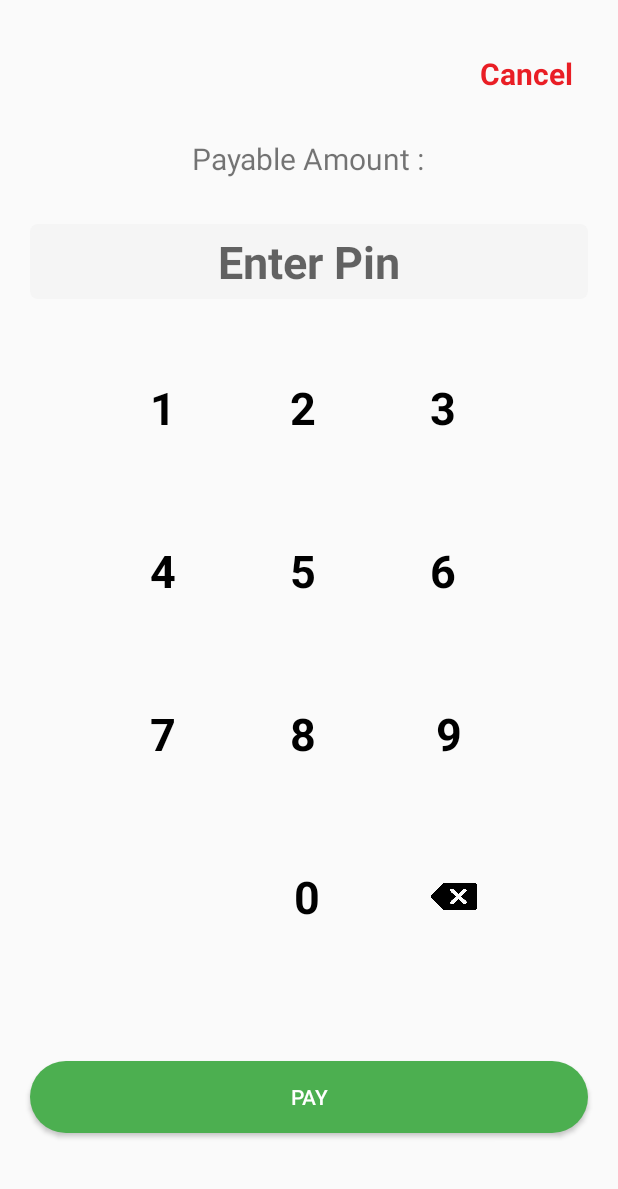
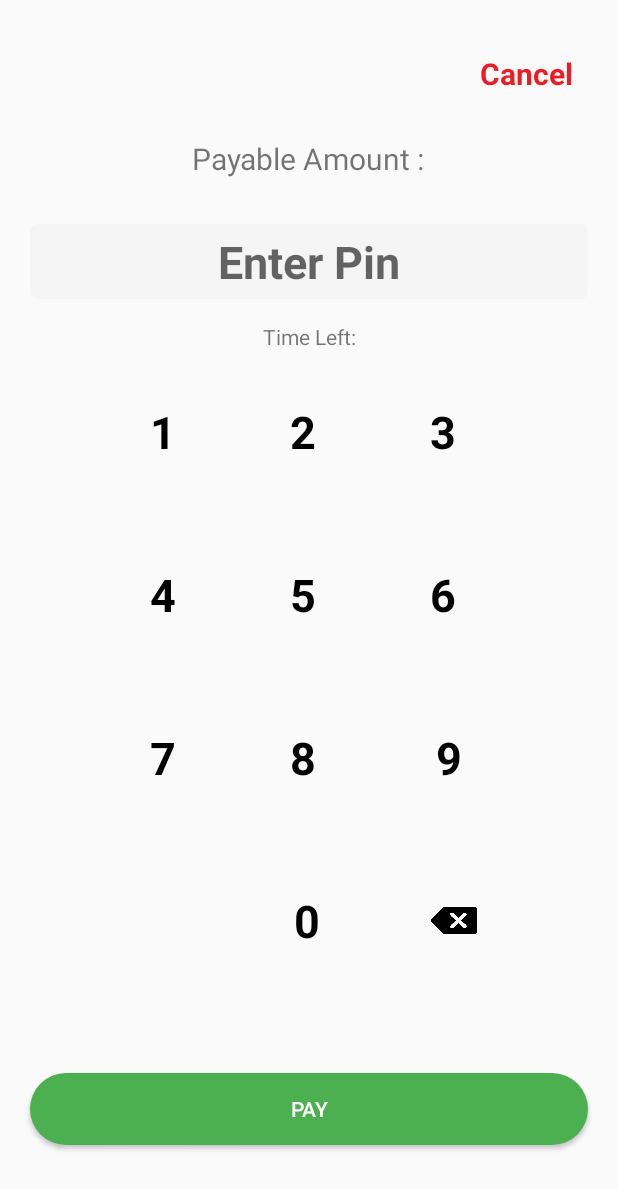
Before and after one commit to wrench28/simulator, an Android app: the layout activity_pin_entry.xml on its own in the app's theme, with its tools: preview values and no code run, on a phone screen of 412 x 824 dp. Shown: the top 1189 px of the screen. Run offline under Robolectric (Android 15) with nearby library versions, the phone set to English and light mode, and no system bars.

Commit message:
Timer included in Pin entry page.

```diff
--- a/app/src/main/java/com/example/simulator/MainActivity.kt
+++ b/app/src/main/java/com/example/simulator/MainActivity.kt
@@ -177,6 +177,8 @@ class MainActivity : AppCompatActivity() {
         alert.show()
     }
     private val positive = { _: DialogInterface, _: Int ->
+        val sharedrefs: SharedPreferences = getSharedPreferences("sharedprefs", MODE_PRIVATE)
+        sharedrefs.edit().clear().commit()
         finishAffinity()
     }
     private val negative = { dialog: DialogInterface, _: Int ->
--- a/app/src/main/res/layout/activity_pin_entry.xml
+++ b/app/src/main/res/layout/activity_pin_entry.xml
@@ -42,7 +42,7 @@
         android:layout_width="wrap_content"
         android:layout_height="wrap_content"
         android:layout_marginStart="36dp"
-        android:layout_marginTop="32dp"
+        android:layout_marginTop="13dp"
         android:paddingHorizontal="@dimen/paddingHPayValue"
         android:paddingVertical="@dimen/paddingVPayValue"
         android:text="@string/PayValue2"
@@ -50,14 +50,14 @@
         android:textSize="@dimen/PayValueTxtSize"
         android:textStyle="bold"
         app:layout_constraintStart_toEndOf="@+id/PinValue1"
-        app:layout_constraintTop_toBottomOf="@+id/txtVpin" />
+        app:layout_constraintTop_toBottomOf="@+id/timer" />
 
     <TextView
         android:id="@+id/PinValue3"
         android:layout_width="wrap_content"
         android:layout_height="wrap_content"
         android:layout_marginStart="36dp"
-        android:layout_marginTop="32dp"
+        android:layout_marginTop="13dp"
         android:paddingHorizontal="@dimen/paddingHPayValue"
         android:paddingVertical="@dimen/paddingVPayValue"
         android:text="@string/PayValue3"
@@ -65,14 +65,14 @@
         android:textSize="@dimen/sizePayValue"
         android:textStyle="bold"
         app:layout_constraintStart_toEndOf="@+id/PinValue2"
-        app:layout_constraintTop_toBottomOf="@+id/txtVpin" />
+        app:layout_constraintTop_toBottomOf="@+id/timer" />
 
     <TextView
         android:id="@+id/PinValue1"
         android:layout_width="wrap_content"
         android:layout_height="wrap_content"
         android:layout_marginStart="80dp"
-        android:layout_marginTop="32dp"
+        android:layout_marginTop="13dp"
         android:paddingHorizontal="@dimen/paddingHPayValue"
         android:paddingVertical="@dimen/paddingVPayValue"
         android:text="@string/PayValue1"
@@ -80,7 +80,7 @@
         android:textSize="@dimen/sizePayValue"
         android:textStyle="bold"
         app:layout_constraintStart_toStartOf="parent"
-        app:layout_constraintTop_toBottomOf="@+id/txtVpin" />
+        app:layout_constraintTop_toBottomOf="@+id/timer" />
 
     <TextView
         android:id="@+id/PinValue0"
@@ -237,5 +237,15 @@
         app:layout_constraintStart_toStartOf="parent"
         app:layout_constraintTop_toTopOf="parent" />
 
+    <TextView
+        android:id="@+id/timer"
+        android:layout_width="wrap_content"
+        android:layout_height="wrap_content"
+        android:layout_marginTop="15dp"
+        android:text="@string/time_left"
+        app:layout_constraintEnd_toEndOf="parent"
+        app:layout_constraintStart_toStartOf="parent"
+        app:layout_constraintTop_toBottomOf="@+id/txtVpin" />
+
 
 </androidx.constraintlayout.widget.ConstraintLayout>
--- a/app/src/main/res/values/strings.xml
+++ b/app/src/main/res/values/strings.xml
@@ -34,4 +34,5 @@
     <string name="payBtn">Pay</string>
     <string name="enter_pin">Enter Pin</string>
     <string name="retry">Retry</string>
+    <string name="time_left">Time Left:</string>
 </resources>
```
Also changed, not shown: app/src/main/java/com/example/simulator/PinEntry.kt (+34 -0 lines).
